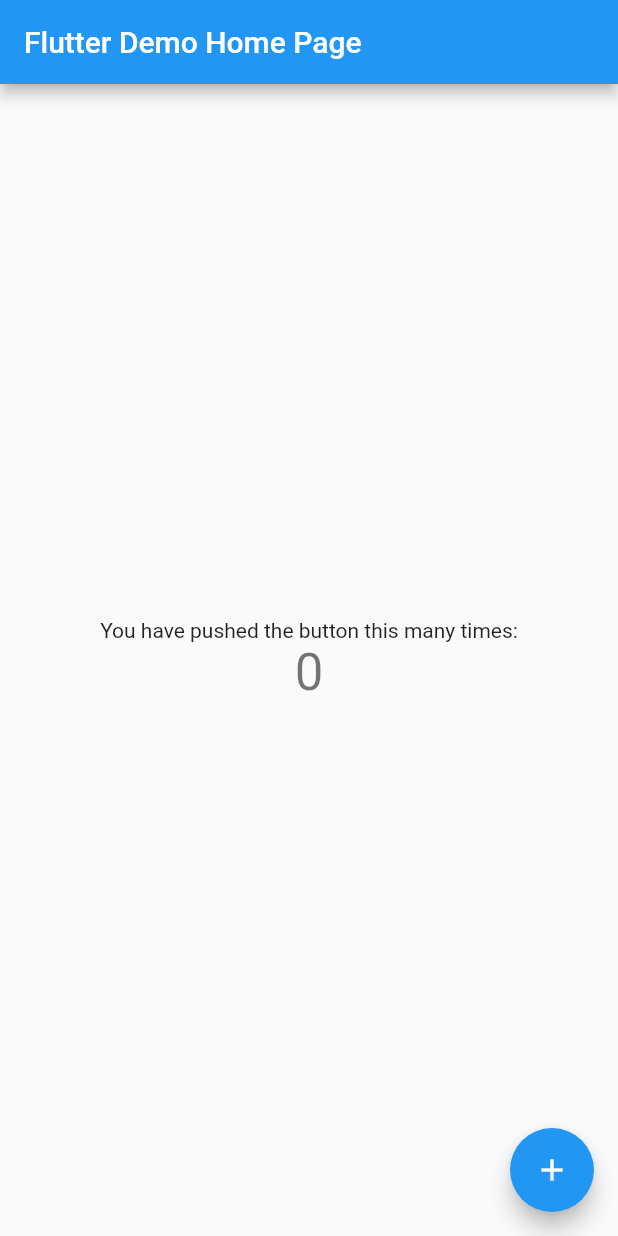
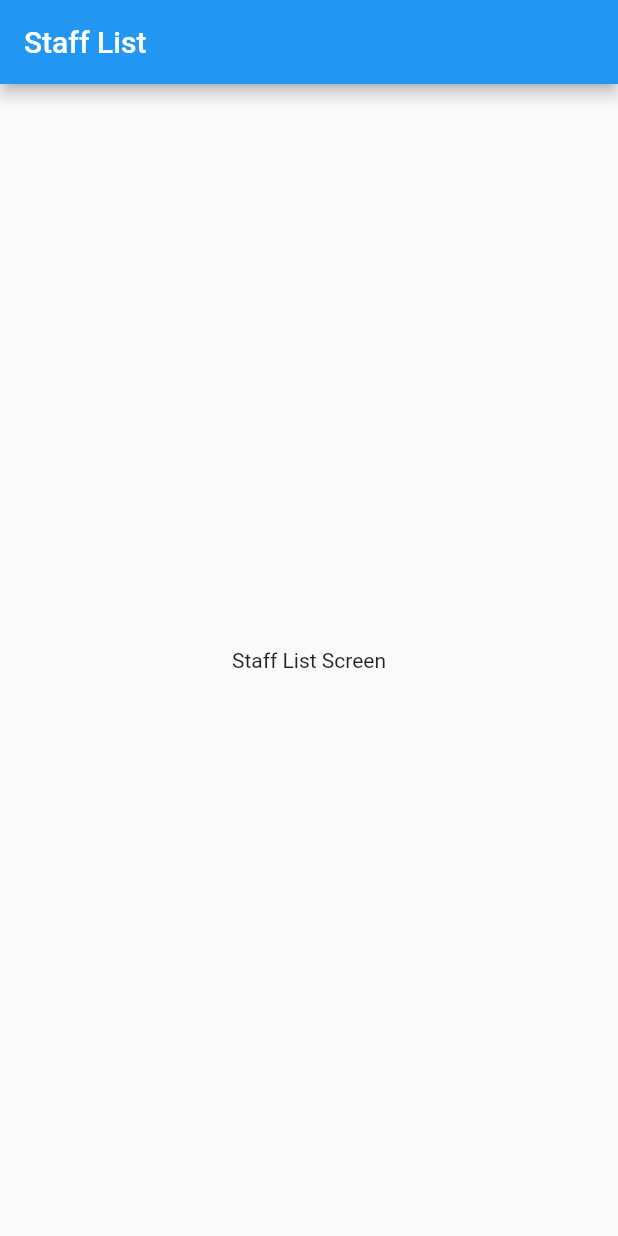
Before and after one commit to david1707/staff_organizer, a Flutter app: the screen it shows after launch, on a phone screen of 412 x 824 dp. Run offline on Flutter 3.47's test engine with Material 2 defaults, Android fonts, the phone set to English and light mode, and no system bars.

Commit message:
Added named routing and main screens

```diff
--- a/lib/main.dart
+++ b/lib/main.dart
@@ -1,4 +1,7 @@
 import 'package:flutter/material.dart';
+
+import './screens/staff_info.dart';
+import './screens/staff_list_screen.dart';
 
 void main() {
   runApp(MyApp());
@@ -9,105 +12,15 @@
   @override
   Widget build(BuildContext context) {
     return MaterialApp(
-      title: 'Flutter Demo',
+      title: 'Staff Organizer',
       theme: ThemeData(
-        // This is the theme of your application.
-        //
-        // Try running your application with "flutter run". You'll see the
-        // application has a blue toolbar. Then, without quitting the app, try
-        // changing the primarySwatch below to Colors.green and then invoke
-        // "hot reload" (press "r" in the console where you ran "flutter run",
-        // or simply save your changes to "hot reload" in a Flutter IDE).
-        // Notice that the counter didn't reset back to zero; the application
-        // is not restarted.
         primarySwatch: Colors.blue,
       ),
-      home: MyHomePage(title: 'Flutter Demo Home Page'),
+      initialRoute: '/',
+      routes: {
+        StaffInfoScreen.routeName: (context) => StaffInfoScreen(),
+        StaffListScreen.routeName: (context) => StaffListScreen(),
+      }
     );
   }
 }
-
-class MyHomePage extends StatefulWidget {
-  MyHomePage({Key key, this.title}) : super(key: key);
-
-  // This widget is the home page of your application. It is stateful, meaning
-  // that it has a State object (defined below) that contains fields that affect
-  // how it looks.
-
-  // This class is the configuration for the state. It holds the values (in this
-  // case the title) provided by the parent (in this case the App widget) and
-  // used by the build method of the State. Fields in a Widget subclass are
-  // always marked "final".
-
-  final String title;
-
-  @override
-  _MyHomePageState createState() => _MyHomePageState();
-}
-
-class _MyHomePageState extends State<MyHomePage> {
-  int _counter = 0;
-
-  void _incrementCounter() {
-    setState(() {
-      // This call to setState tells the Flutter framework that something has
-      // changed in this State, which causes it to rerun the build method below
-      // so that the display can reflect the updated values. If we changed
-      // _counter without calling setState(), then the build method would not be
-      // called again, and so nothing would appear to happen.
-      _counter++;
-    });
-  }
-
-  @override
-  Widget build(BuildContext context) {
-    // This method is rerun every time setState is called, for instance as done
-    // by the _incrementCounter method above.
-    //
-    // The Flutter framework has been optimized to make rerunning build methods
-    // fast, so that you can just rebuild anything that needs updating rather
-    // than having to individually change instances of widgets.
-    return Scaffold(
-      appBar: AppBar(
-        // Here we take the value from the MyHomePage object that was created by
-        // the App.build method, and use it to set our appbar title.
-        title: Text(widget.title),
-      ),
-      body: Center(
-        // Center is a layout widget. It takes a single child and positions it
-        // in the middle of the parent.
-        child: Column(
-          // Column is also a layout widget. It takes a list of children and
-          // arranges them vertically. By default, it sizes itself to fit its
-          // children horizontally, and tries to be as tall as its parent.
-          //
-          // Invoke "debug painting" (press "p" in the console, choose the
-          // "Toggle Debug Paint" action from the Flutter Inspector in Android
-          // Studio, or the "Toggle Debug Paint" command in Visual Studio Code)
-          // to see the wireframe for each widget.
-          //
-          // Column has various properties to control how it sizes itself and
-          // how it positions its children. Here we use mainAxisAlignment to
-          // center the children vertically; the main axis here is the vertical
-          // axis because Columns are vertical (the cross axis would be
-          // horizontal).
-          mainAxisAlignment: MainAxisAlignment.center,
-          children: <Widget>[
-            Text(
-              'You have pushed the button this many times:',
-            ),
-            Text(
-              '$_counter',
-              style: Theme.of(context).textTheme.headline4,
-            ),
-          ],
-        ),
-      ),
-      floatingActionButton: FloatingActionButton(
-        onPressed: _incrementCounter,
-        tooltip: 'Increment',
-        child: Icon(Icons.add),
-      ), // This trailing comma makes auto-formatting nicer for build methods.
-    );
-  }
-}
--- /dev/null
+++ b/lib/screens/staff_info.dart
@@ -0,0 +1,18 @@
+import 'package:flutter/material.dart';
+
+class StaffInfoScreen extends StatelessWidget {
+
+  static const String routeName = '/staff-info';
+
+  @override
+  Widget build(BuildContext context) {
+    return Scaffold(
+      appBar: AppBar(
+        title: Text('Staff Info'),
+      ),
+      body: Center(
+        child: Text('Staff Info Screen'),
+      ),
+    );
+  }
+}
--- /dev/null
+++ b/lib/screens/staff_list_screen.dart
@@ -0,0 +1,18 @@
+import 'package:flutter/material.dart';
+
+class StaffListScreen extends StatelessWidget {
+
+  static const String routeName = '/';
+
+  @override
+  Widget build(BuildContext context) {
+    return Scaffold(
+      appBar: AppBar(
+        title: Text('Staff List'),
+      ),
+      body: Center(
+        child: Text('Staff List Screen'),
+      ),
+    );
+  }
+}
```
